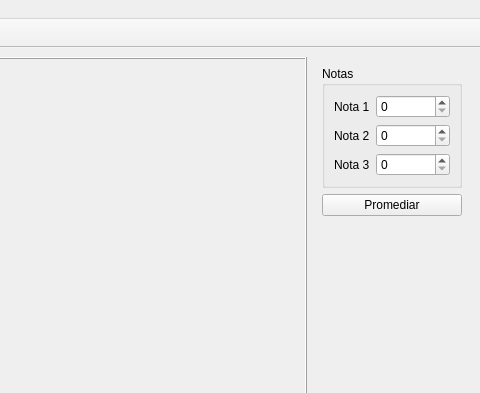
Qt form principal.ui (ALEVALENCIA112/Qt-Graficos-02) before a commit; both pictures show x 202 to 682 and y 0 to 393 of the 682 by 601 pixel window.
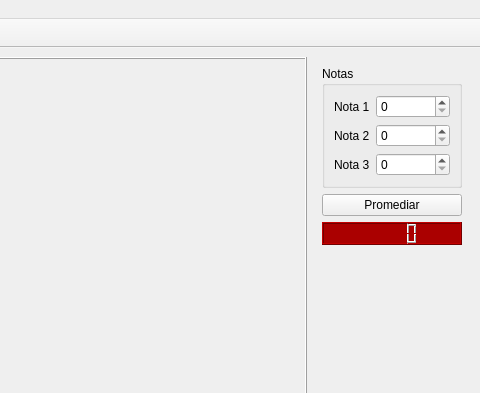
The same form after that commit. Icons and pictures are not drawn.

Commit message: Añadida Linea de Promedio y LCD

```diff
--- a/principal.ui
+++ b/principal.ui
@@ -91,6 +91,26 @@
            </property>
           </widget>
          </item>
+         <item>
+          <widget class="QLCDNumber" name="outProm">
+           <property name="font">
+            <font>
+             <family>Segoe UI Black</family>
+             <pointsize>12</pointsize>
+             <italic>false</italic>
+             <bold>true</bold>
+            </font>
+           </property>
+           <property name="styleSheet">
+            <string notr="true">border-color: rgb(0, 0, 0);
+background-color: rgb(170, 0, 0);
+font: 900 12pt &quot;Segoe UI Black&quot;;</string>
+           </property>
+           <property name="lineWidth">
+            <number>1</number>
+           </property>
+          </widget>
+         </item>
         </layout>
        </widget>
       </item>
```
The commit also changes 2 other files.
